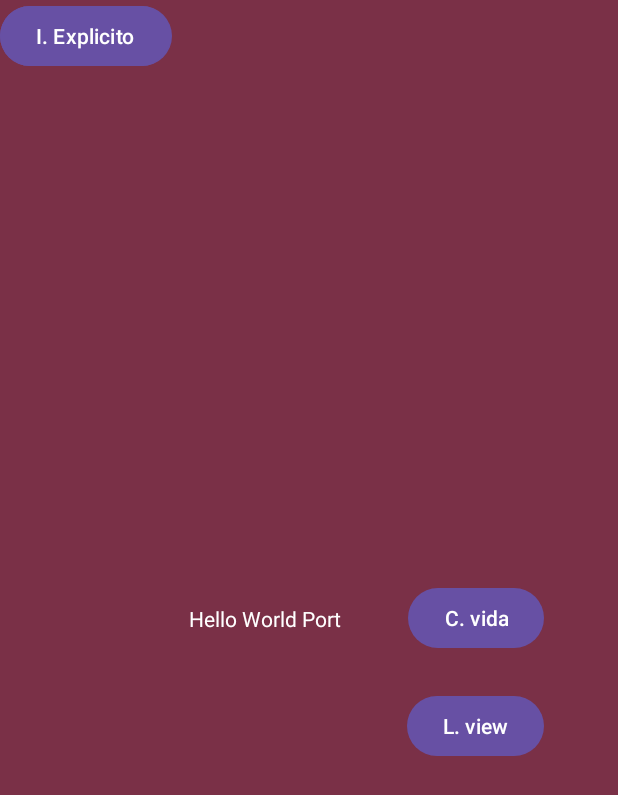
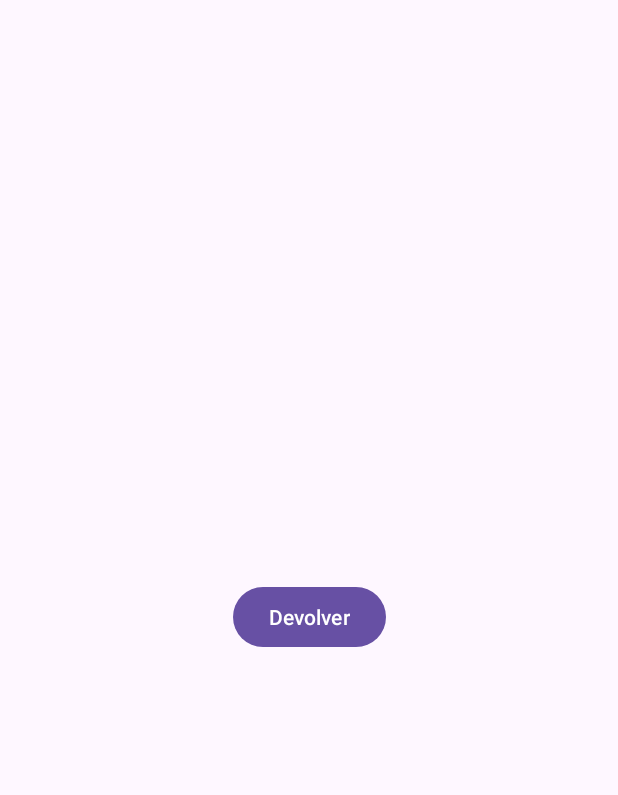
Before and after one commit to 2024-Moviles-CC-Gr1/2024A-CC-GR1-ICHAU-PABON-JENIFFER-LISSETTE, an Android app: the screen it shows after launch (MainActivity before the commit, CIntentExplicitoParametros after it), after a tap on "I. Explicito", on a phone screen of 412 x 824 dp. Shown: the top 795 px of the screen. Run offline under Robolectric (Android 15) with nearby library versions, the phone set to English and light mode, and no system bars.

Commit message:
Clase 07/05/2024

```diff
--- a/01-clases/app/src/main/AndroidManifest.xml
+++ b/01-clases/app/src/main/AndroidManifest.xml
@@ -12,6 +12,9 @@
         android:supportsRtl="true"
         android:theme="@style/Theme.2024ACCGR1JLIP"
         tools:targetApi="31">
+        <activity
+            android:name=".ECrudEntrenador"
+            android:exported="false" />
         <activity
             android:name=".CIntentExplicitoParametros"
             android:exported="false" />
--- a/01-clases/app/src/main/java/com/example/a2024accgr1jlip/CIntentExplicitoParametros.kt
+++ b/01-clases/app/src/main/java/com/example/a2024accgr1jlip/CIntentExplicitoParametros.kt
@@ -1,11 +1,27 @@
 package com.example.a2024accgr1jlip
 
+import android.content.Intent
 import androidx.appcompat.app.AppCompatActivity
 import android.os.Bundle
+import android.widget.Button
 
 class CIntentExplicitoParametros : AppCompatActivity() {
     override fun onCreate(savedInstanceState: Bundle?) {
         super.onCreate(savedInstanceState)
         setContentView(R.layout.activity_cintent_explicito_parametros)
+        val nombre = intent.getStringExtra("nombre")
+        val apellido = intent.getStringExtra("apellido")
+        val edad = intent.getIntExtra("edad",0)
+        val entrenador = intent.getParcelableExtra<BEntrenador>("entrenador")
+        val boton = findViewById<Button>(R.id.btn_devolver_respuesta)
+        boton
+            .setOnClickListener{(devolverRespuesta())}
+    }
+    fun devolverRespuesta(){
+        val intentDevolverRespuesta = Intent()
+        intentDevolverRespuesta.putExtra("nombreModificado","Lissette")
+        //Devolver mas parametros
+        setResult(RESULT_OK, intentDevolverRespuesta)
+        finish()
     }
 }
--- a/01-clases/app/src/main/java/com/example/a2024accgr1jlip/MainActivity.kt
+++ b/01-clases/app/src/main/java/com/example/a2024accgr1jlip/MainActivity.kt
@@ -7,29 +7,29 @@ import androidx.appcompat.app.AppCompatActivity
 import android.os.Bundle
 import android.provider.ContactsContract
 import android.widget.Button
-import androidx.activity.result.contract.ActivityResultContract
 import androidx.activity.result.contract.ActivityResultContracts
 import com.google.android.material.snackbar.Snackbar
 
 class MainActivity : AppCompatActivity() {
-    fun mostrarSnackBar(texto:String){
+    fun mostrarSnackbar(texto:String){
         val snack = Snackbar.make(
             findViewById(R.id.id_layout_main),
             texto,
             Snackbar.LENGTH_INDEFINITE
         )
+        snack.show()
     }
     val callbackContenidoIntentExplicito =
         registerForActivityResult(
             ActivityResultContracts.StartActivityForResult()
         ){
                 result ->
-            if (result.resultCode == Activity.RESULT_OK){
-                if (result.data != null){
-                    //Logica negocio
+            if(result.resultCode == Activity.RESULT_OK){
+                if(result.data != null){
+                    // logica negocio
                     val data = result.data;
-                    mostrarSnackBar(
-                        "${data?.getStringExtra("nombreModificado")}"
+                    mostrarSnackbar(
+                        "${data?.getStringExtra("nombreMofificado")}"
                     )
                 }
             }
@@ -39,9 +39,9 @@ class MainActivity : AppCompatActivity() {
             ActivityResultContracts.StartActivityForResult()
         ){
                 result ->
-            if (result.resultCode == Activity.RESULT_OK){
-                if (result.data != null){
-                    //Logica negocio
+            if(result.resultCode == Activity.RESULT_OK){
+                if(result.data != null){
+                    // logica negocio
                     if(result.data!!.data != null){
                         val uri: Uri = result.data!!.data!!
                         val cursor = contentResolver.query(
@@ -53,7 +53,7 @@ class MainActivity : AppCompatActivity() {
                         )
                         val telefono = cursor?.getString(indiceTelefono!!)
                         cursor?.close()
-                        mostrarSnackBar("Telefono $telefono")
+                        mostrarSnackbar("Telefono $telefono")
                     }
                 }
             }
@@ -62,20 +62,20 @@ class MainActivity : AppCompatActivity() {
         super.onCreate(savedInstanceState)
         setContentView(R.layout.activity_main)
         val botonCicloVida = findViewById<Button>(R.id.btn_ciclo_vida)
-        botonCicloVida.
-            setOnClickListener{
+        botonCicloVida
+            .setOnClickListener{
                 irActividad(ACicloVida::class.java)
             }
-
         val botonListView = findViewById<Button>(R.id.btn_ir_list_view)
-        botonListView.
-            setOnClickListener{
+        botonListView
+            .setOnClickListener{
                 irActividad(BListView::class.java)
             }
         val botonIntentImplicito = findViewById<Button>(
             R.id.btn_ir_intent_implicito
         )
-        botonIntentImplicito.setOnClickListener{
+        botonIntentImplicito
+            .setOnClickListener{
                 val intentConRespuesta = Intent(
                     Intent.ACTION_PICK,
                     ContactsContract.CommonDataKinds.Phone.CONTENT_URI
@@ -85,21 +85,21 @@ class MainActivity : AppCompatActivity() {
         val botonIntentExplicito = findViewById<Button>(
             R.id.btn_ir_intent_explicito
         )
-        botonIntentExplicito.setOnClickListener{
+        botonIntentExplicito
+            .setOnClickListener{
                 val intentExplicito = Intent(
                     this,
                     CIntentExplicitoParametros::class.java
                 )
-            intentExplicito.putExtra("nombre","Jeniffer")
-            intentExplicito.putExtra("apellido","Ichau")
-            intentExplicito.putExtra("edad", 23)
+                intentExplicito.putExtra("nombre", "Adrian")
+                intentExplicito.putExtra("apellido", "Eguez")
+                intentExplicito.putExtra("edad", 34)
                 intentExplicito.putExtra(
                     "entrenador",
-                BEntrenador(10, "Jeniffer", "Ichau")
+                    BEntrenador( 10, "Adrian", "Eguez" )
                 )
-            callbackContenidoIntentExplicito
+                callbackContenidoIntentExplicito.launch(intentExplicito)
             }
-
     }
     fun irActividad(
         clase: Class<*>
--- a/01-clases/app/src/main/res/layout/activity_cintent_explicito_parametros.xml
+++ b/01-clases/app/src/main/res/layout/activity_cintent_explicito_parametros.xml
@@ -6,4 +6,14 @@
     android:layout_height="match_parent"
     tools:context=".CIntentExplicitoParametros">
 
+    <Button
+        android:id="@+id/btn_devolver_respuesta"
+        android:layout_width="wrap_content"
+        android:layout_height="wrap_content"
+        android:text="Devolver"
+        app:layout_constraintBottom_toBottomOf="parent"
+        app:layout_constraintEnd_toEndOf="parent"
+        app:layout_constraintStart_toStartOf="parent"
+        app:layout_constraintTop_toTopOf="parent"
+        app:layout_constraintVertical_bias="0.499" />
 </androidx.constraintlayout.widget.ConstraintLayout>
--- a/01-clases/app/src/main/res/layout/activity_main.xml
+++ b/01-clases/app/src/main/res/layout/activity_main.xml
@@ -46,16 +46,20 @@
         android:id="@+id/btn_ir_intent_implicito"
         android:layout_width="wrap_content"
         android:layout_height="wrap_content"
+        android:layout_marginBottom="36dp"
         android:text="I. Implicito"
-        tools:layout_editor_absoluteX="281dp"
-        tools:layout_editor_absoluteY="271dp" />
+        app:layout_constraintBottom_toTopOf="@+id/btn_ciclo_vida"
+        app:layout_constraintEnd_toEndOf="@+id/btn_ciclo_vida"
+        app:layout_constraintStart_toStartOf="@+id/btn_ciclo_vida" />
 
     <Button
         android:id="@+id/btn_ir_intent_explicito"
         android:layout_width="wrap_content"
         android:layout_height="wrap_content"
+        android:layout_marginBottom="36dp"
         android:text="I. Explicito"
-        tools:layout_editor_absoluteX="281dp"
-        tools:layout_editor_absoluteY="202dp" />
+        app:layout_constraintBottom_toTopOf="@+id/btn_ir_intent_implicito"
+        app:layout_constraintEnd_toEndOf="@+id/btn_ir_intent_implicito"
+        app:layout_constraintStart_toStartOf="@+id/btn_ir_intent_implicito" />
 
 </androidx.constraintlayout.widget.ConstraintLayout>
```
Also changed, not shown: 01-clases/app/src/main/java/com/example/a2024accgr1jlip/BEntrenador.kt (+4 -3 lines), 01-clases/app/src/main/java/com/example/a2024accgr1jlip/EBaseDeDatos.kt (added, +7 -0 lines), 01-clases/app/src/main/java/com/example/a2024accgr1jlip/ECrudEntrenador.kt (added, +11 -0 lines), 01-clases/app/src/main/java/com/example/a2024accgr1jlip/ESqliteHelperEntrenador.kt (added, +47 -0 lines), 01-clases/app/src/main/res/layout/activity_ecrud_entrenador.xml (added, +9 -0 lines). Lines whose indentation alone changed are shown as unchanged.
